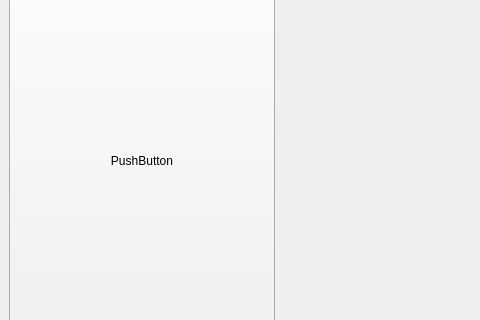
Qt form src/client/client/ui/clientwindow.ui (chenx-dust/KingdomCard) before a commit; both pictures show x 0 to 480 and y 299 to 619 of the 1094 by 804 pixel window.
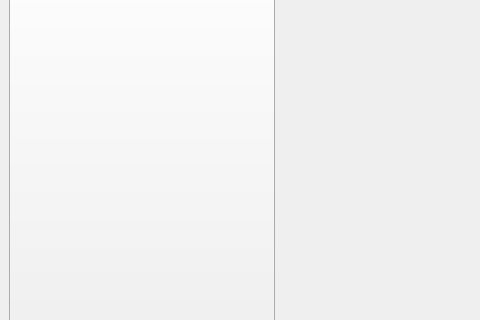
The same form after that commit.

What changed in the file:
```diff
--- a/src/client/client/ui/clientwindow.ui
+++ b/src/client/client/ui/clientwindow.ui
@@ -45,7 +45,7 @@
          </sizepolicy>
         </property>
         <property name="text">
-         <string>PushButton</string>
+         <string></string>
         </property>
        </widget>
       </item>
```
